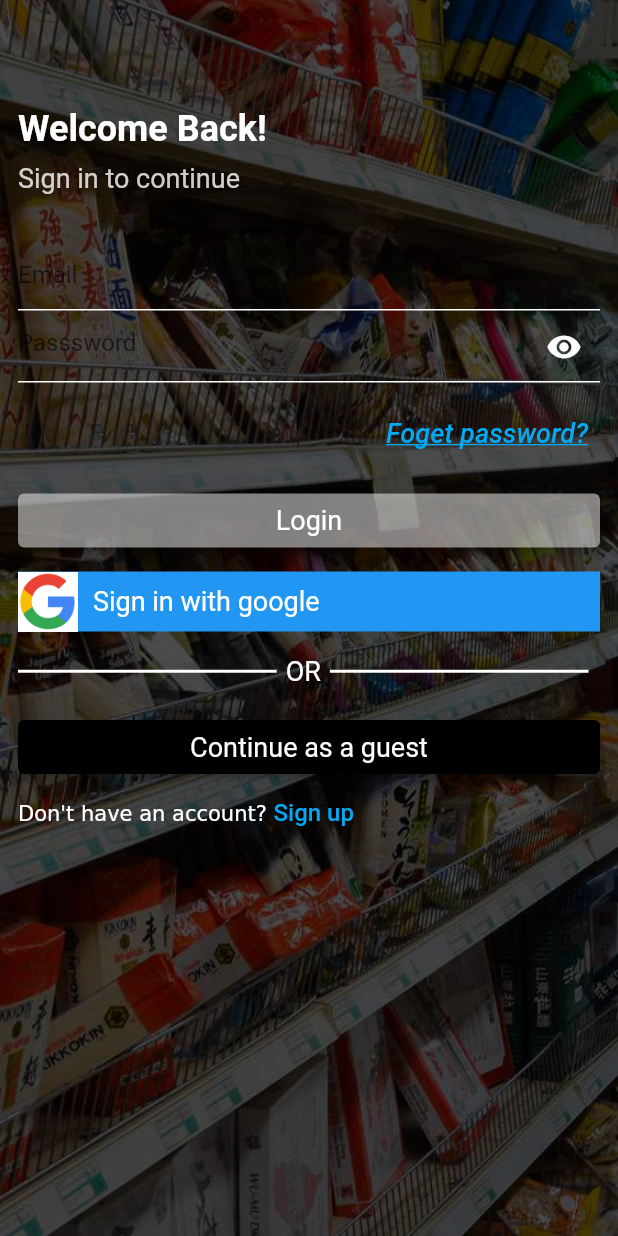
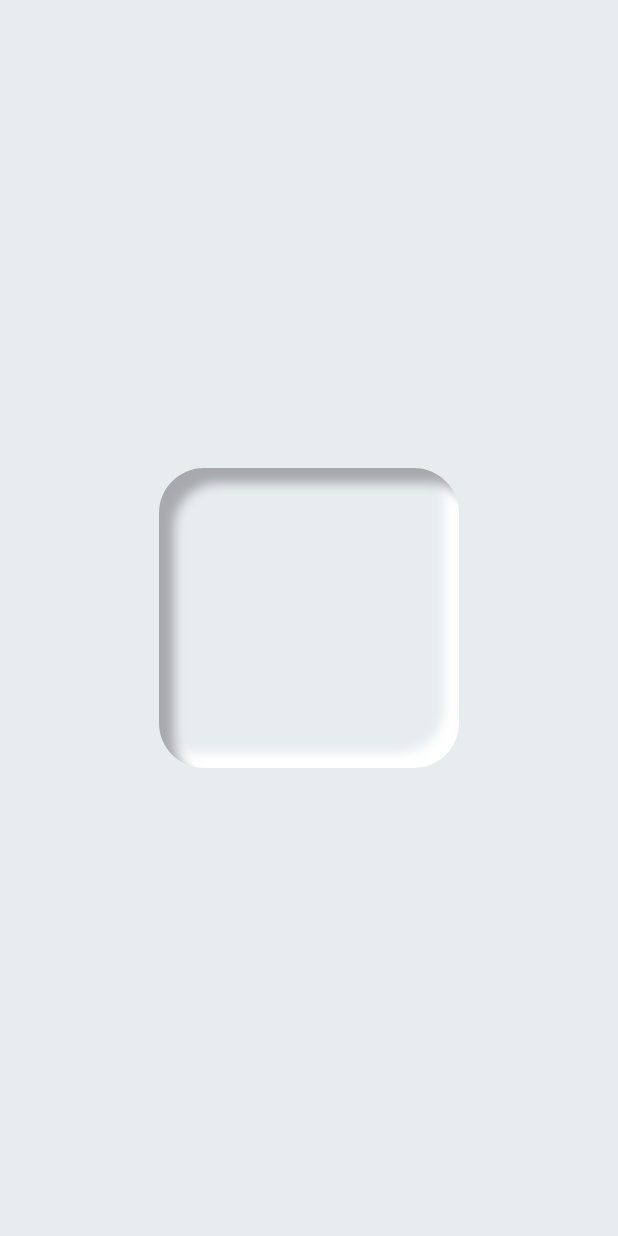
Before and after one commit to zakariachtouki22/my_second_project, a Flutter app: the screen it shows after launch, on a phone screen of 412 x 824 dp. Run offline on Flutter 3.47's test engine with Material 2 defaults, Android fonts, the phone set to English and light mode, and no system bars; drawn by our look-alikes of card_swiper; our stand-ins replace badges, fancy_shimmer_image, flutter_iconly, flutter_inset_box_shadow, shared_preferences.

Commit message:
adding a new file neumorphism

```diff
--- a/lib/auth/login.dart
+++ b/lib/auth/login.dart
@@ -3,7 +3,6 @@ import 'package:flutter/material.dart';
 import 'package:grocery_app/auth/signup.dart';
 import 'package:grocery_app/consts/swiper.dart';
 import 'package:grocery_app/screen/btm_bar.dart';
-import 'package:grocery_app/screen/home_screen.dart';
 import 'package:grocery_app/services/global_methods.dart';
 import 'package:grocery_app/widgets/auth_button.dart';
 import 'package:grocery_app/widgets/google_button.dart';
@@ -60,7 +59,7 @@ class _LoginScreenState extends State<LoginScreen> {
                     height: 60.0,
                   ),
                   TextWidget(
-                    text: 'Welcome Back!',
+                    text: 'Welcome Back',
                     color: Colors.white,
                     textSize: 24,
                     isTitle: true,
--- a/lib/main.dart
+++ b/lib/main.dart
@@ -12,6 +12,7 @@ import 'package:provider/provider.dart';
 import 'auth/foget_password.dart';
 import 'auth/login.dart';
 import 'consts/feeds_screen.dart';
+import 'neumorphism.dart';
 
 void main() {
   runApp(MyApp());
@@ -51,7 +52,7 @@ class _MyAppState extends State<MyApp> {
           debugShowCheckedModeBanner: false,
           title: 'Flutter Demo',
           theme: Styles.themeData(themProvider.getDarkThem, context),
-          home: LoginScreen(),
+          home: Nuemorphism(),
           routes: {
             OnSaleScreen.routeName: (ctx) => OnSaleScreen(),
             FeedsScreen.routeName: (ctx) => FeedsScreen(),
--- /dev/null
+++ b/lib/neumorphism.dart
@@ -0,0 +1,52 @@
+import 'package:flutter/material.dart' hide BoxDecoration, BoxShadow;
+import 'package:flutter_inset_box_shadow/flutter_inset_box_shadow.dart';
+
+class Nuemorphism extends StatefulWidget {
+  @override
+  State<Nuemorphism> createState() => _NuemorphismState();
+}
+
+class _NuemorphismState extends State<Nuemorphism> {
+  bool isPressed = true;
+  @override
+  Widget build(BuildContext context) {
+    final backgroundColor = const Color(0xFFE7ECEF);
+    Offset distance = isPressed ? Offset(10, 10) : Offset(28, 28);
+    double blur = isPressed ? 5.0 : 30.0;
+    return Scaffold(
+      backgroundColor: backgroundColor,
+      body: Center(
+        child: GestureDetector(
+          onTap: () {
+            setState(() {
+              isPressed = !isPressed;
+            });
+          },
+          child: AnimatedContainer(
+            duration: Duration(milliseconds: 200),
+            decoration: BoxDecoration(
+              borderRadius: BorderRadius.circular(30),
+              color: backgroundColor,
+              boxShadow: [
+                BoxShadow(
+                    inset: isPressed,
+                    blurRadius: blur,
+                    offset: -distance,
+                    color: Colors.white),
+                BoxShadow(
+                    inset: isPressed,
+                    blurRadius: blur,
+                    offset: distance,
+                    color: Color(0xFFA7A9AF)),
+              ],
+            ),
+            child: SizedBox(
+              width: 200,
+              height: 200,
+            ),
+          ),
+        ),
+      ),
+    );
+  }
+}
--- a/pubspec.yaml
+++ b/pubspec.yaml
@@ -40,7 +40,7 @@ dependencies:
   card_swiper: ^2.0.4
   fancy_shimmer_image: ^2.0.2
   badges: ^2.0.3
-
+  flutter_inset_box_shadow: ^1.0.8
 dev_dependencies:
   flutter_test:
     sdk: flutter
```
Also changed, not shown: pubspec.lock.
